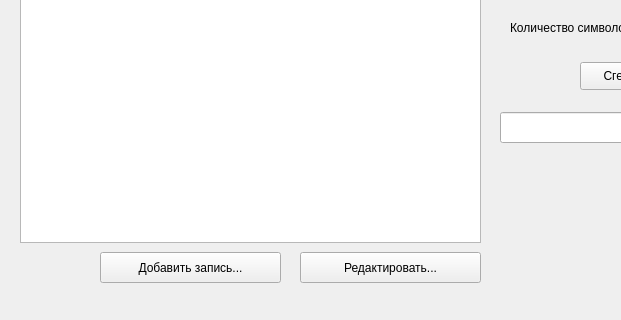
First picture: the form in aip_project/ui/main_window.ui, repository tokimekicrisis/aip_passwords, before the edit; both pictures show x 0 to 621 and y 248 to 568 of the 806 by 568 pixel window.
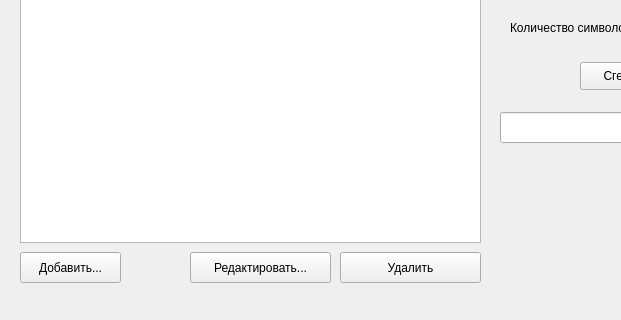
Second picture: the form after the edit.

```diff
--- a/aip_project/ui/main_window.ui
+++ b/aip_project/ui/main_window.ui
@@ -27,9 +27,9 @@
    <widget class="QPushButton" name="edit_btn">
     <property name="geometry">
      <rect>
-      <x>300</x>
+      <x>190</x>
       <y>500</y>
-      <width>181</width>
+      <width>141</width>
       <height>31</height>
      </rect>
     </property>
@@ -125,14 +125,14 @@
    <widget class="QPushButton" name="add_btn">
     <property name="geometry">
      <rect>
-      <x>100</x>
+      <x>20</x>
       <y>500</y>
-      <width>181</width>
+      <width>101</width>
       <height>31</height>
      </rect>
     </property>
     <property name="text">
-     <string>Добавить запись...</string>
+     <string>Добавить...</string>
     </property>
    </widget>
    <widget class="QSpinBox" name="pw_len">
@@ -161,6 +161,19 @@
      <string>Количество символов</string>
     </property>
    </widget>
+   <widget class="QPushButton" name="del_btn">
+    <property name="geometry">
+     <rect>
+      <x>340</x>
+      <y>500</y>
+      <width>141</width>
+      <height>31</height>
+     </rect>
+    </property>
+    <property name="text">
+     <string>Удалить</string>
+    </property>
+   </widget>
   </widget>
  </widget>
  <resources/>
```
